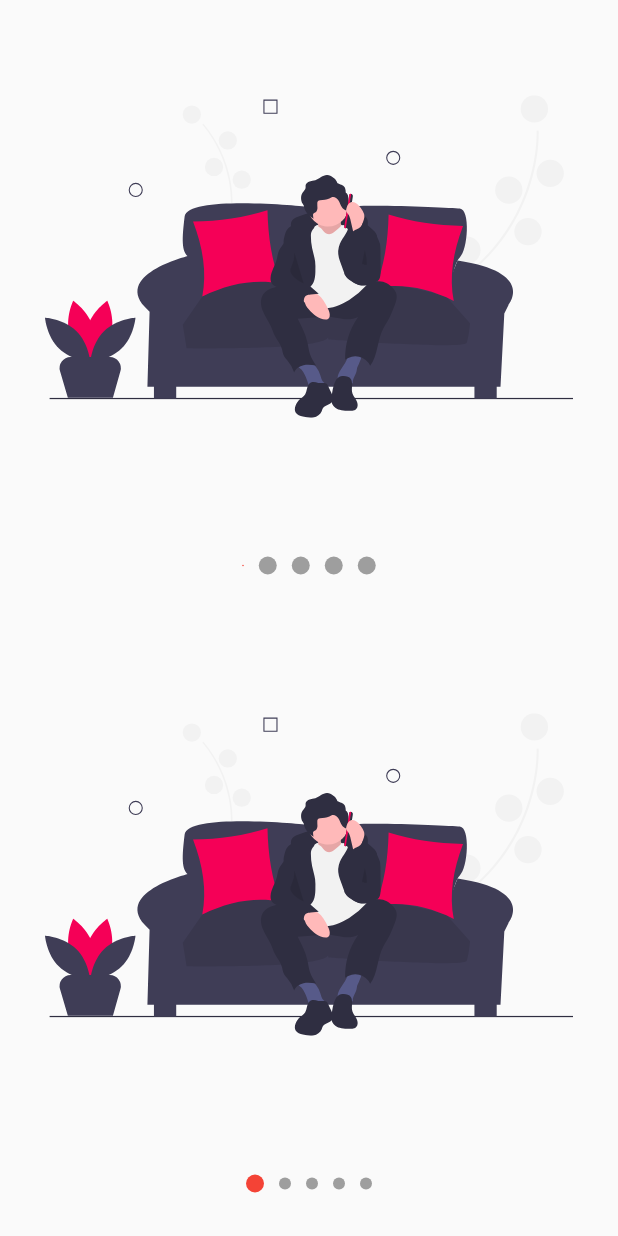
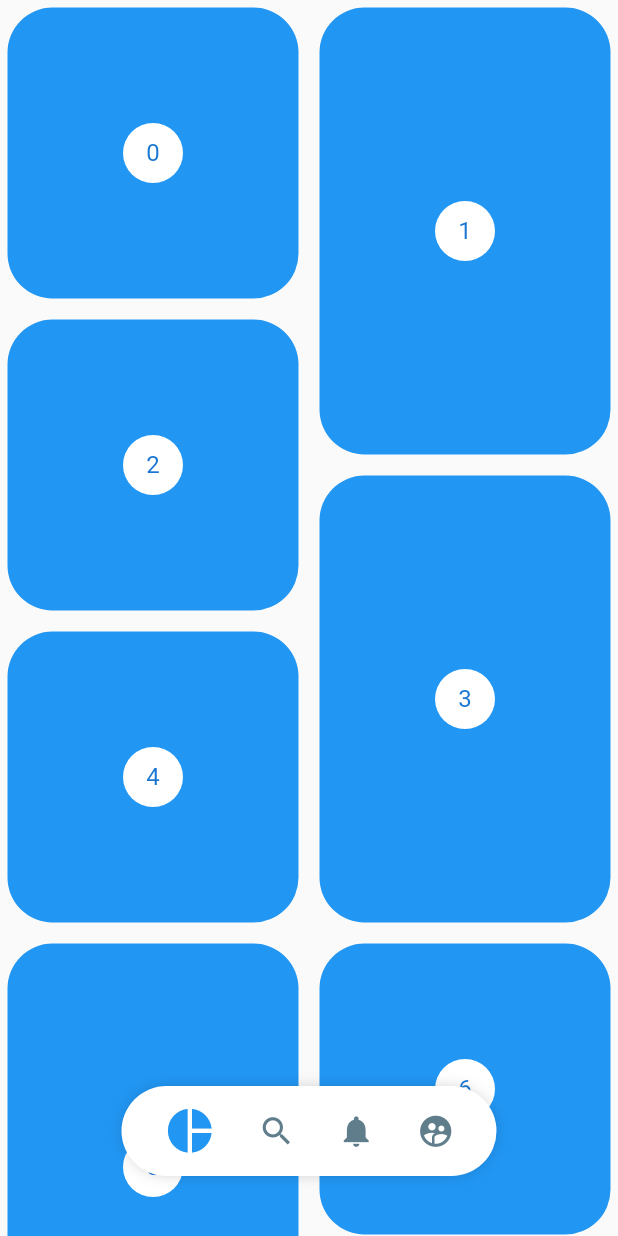
Before and after one commit to CarlosEsp710/flttr-designs, a Flutter app: the screen it shows after launch, on a phone screen of 412 x 824 dp. Run offline on Flutter 3.47's test engine with Material 2 defaults, Android fonts, the phone set to English and light mode, and no system bars; our stand-ins replace flutter_svg.

Commit message:
Pinterest Menu (Clon)

```diff
--- a/lib/main.dart
+++ b/lib/main.dart
@@ -6,6 +6,7 @@ import 'package:custom_painter/src/retos/cuadrado_animado_page.dart';
 import 'package:custom_painter/src/labs/circular_progress_page.dart';
 import 'package:custom_painter/src/pages/pie_charts_page.dart';
 import 'package:custom_painter/src/pages/slideshow_page.dart';
+import 'package:custom_painter/src/pages/pinterest_page.dart';
 
 void main() {
   runApp(const MyApp());
@@ -19,7 +20,7 @@ class MyApp extends StatelessWidget {
     return MaterialApp(
       debugShowCheckedModeBanner: false,
       title: 'Diseños App',
-      home: SlideshowPage(),
+      home: PinterestPage(),
     );
   }
 }
--- /dev/null
+++ b/lib/src/pages/pinterest_page.dart
@@ -0,0 +1,154 @@
+import 'package:flutter/material.dart';
+import 'package:provider/provider.dart';
+import 'package:flutter_staggered_grid_view/flutter_staggered_grid_view.dart';
+
+import 'package:custom_painter/src/widgets/pinterest_menu.dart';
+
+class PinterestPage extends StatelessWidget {
+  const PinterestPage({Key? key}) : super(key: key);
+
+  @override
+  Widget build(BuildContext context) {
+    return ChangeNotifierProvider(
+      create: (_) => _MenuModel(),
+      child: Scaffold(
+        body: Stack(
+          children: const <Widget>[
+            PinterestGrid(),
+            _PinterestMenuLocation(),
+          ],
+        ),
+      ),
+    );
+  }
+}
+
+class _PinterestMenuLocation extends StatelessWidget {
+  const _PinterestMenuLocation({
+    Key? key,
+  }) : super(key: key);
+
+  @override
+  Widget build(BuildContext context) {
+    final width = MediaQuery.of(context).size.width;
+    final show = Provider.of<_MenuModel>(context).show;
+
+    return Positioned(
+      bottom: 20,
+      child: Container(
+        height: 100,
+        width: width,
+        child: Align(
+          child: PinterestMenu(
+            show: show,
+            activeColor: Colors.blue,
+            items: [
+              PinterestButton(
+                icon: Icons.pie_chart,
+                onPressed: () => print('Icon pie_chart'),
+              ),
+              PinterestButton(
+                icon: Icons.search,
+                onPressed: () => print('Icon search'),
+              ),
+              PinterestButton(
+                icon: Icons.notifications,
+                onPressed: () => print('Icon notifications'),
+              ),
+              PinterestButton(
+                icon: Icons.supervised_user_circle,
+                onPressed: () => print('Icon supervised_user_circle'),
+              )
+            ],
+          ),
+        ),
+      ),
+    );
+  }
+}
+
+class PinterestGrid extends StatefulWidget {
+  const PinterestGrid({Key? key}) : super(key: key);
+
+  @override
+  State<PinterestGrid> createState() => _PinterestGridState();
+}
+
+class _PinterestGridState extends State<PinterestGrid> {
+  final List<int> items = List.generate(200, (index) => index);
+  ScrollController controller = ScrollController();
+  double prevScroll = 0;
+
+  @override
+  void initState() {
+    controller.addListener(() {
+      if (controller.offset > prevScroll && controller.offset > 150) {
+        Provider.of<_MenuModel>(context, listen: false).show = false;
+      } else {
+        Provider.of<_MenuModel>(context, listen: false).show = true;
+      }
+
+      prevScroll = controller.offset;
+    });
+    super.initState();
+  }
+
+  @override
+  void dispose() {
+    controller.dispose();
+    super.dispose();
+  }
+
+  @override
+  Widget build(BuildContext context) {
+    return StaggeredGridView.countBuilder(
+      controller: controller,
+      crossAxisCount: 4,
+      itemCount: items.length,
+      itemBuilder: (BuildContext context, int index) =>
+          _PinterestItem(index: index),
+      staggeredTileBuilder: (int index) =>
+          StaggeredTile.count(2, index.isEven ? 2 : 3),
+      mainAxisSpacing: 4.0,
+      crossAxisSpacing: 4.0,
+    );
+  }
+}
+
+class _PinterestItem extends StatelessWidget {
+  final int index;
+
+  const _PinterestItem({
+    Key? key,
+    required this.index,
+  }) : super(key: key);
+
+  @override
+  Widget build(BuildContext context) {
+    return Container(
+      margin: const EdgeInsets.all(5),
+      decoration: const BoxDecoration(
+        color: Colors.blue,
+        borderRadius: BorderRadius.all(
+          Radius.circular(30),
+        ),
+      ),
+      child: Center(
+        child: CircleAvatar(
+          backgroundColor: Colors.white,
+          child: Text('$index'),
+        ),
+      ),
+    );
+  }
+}
+
+class _MenuModel with ChangeNotifier {
+  bool _show = true;
+
+  bool get show => _show;
+  set show(bool value) {
+    _show = value;
+    notifyListeners();
+  }
+}
--- /dev/null
+++ b/lib/src/widgets/pinterest_menu.dart
@@ -0,0 +1,168 @@
+import 'package:flutter/material.dart';
+import 'package:provider/provider.dart';
+
+class PinterestButton {
+  final VoidCallback onPressed;
+  final IconData icon;
+
+  PinterestButton({required this.onPressed, required this.icon});
+}
+
+class PinterestMenu extends StatelessWidget {
+  final bool show;
+  final Color backgroundColor;
+  final Color activeColor;
+  final Color inactiveColor;
+  final List<PinterestButton> items;
+
+  const PinterestMenu({
+    Key? key,
+    this.show = true,
+    this.backgroundColor = Colors.white,
+    this.activeColor = Colors.black,
+    this.inactiveColor = Colors.blueGrey,
+    required this.items,
+  }) : super(key: key);
+
+  @override
+  Widget build(BuildContext context) {
+    return ChangeNotifierProvider(
+      create: (_) => _MenuModel(),
+      child: AnimatedOpacity(
+        opacity: (show) ? 1 : 0,
+        duration: const Duration(milliseconds: 250),
+        child: Builder(
+          builder: (BuildContext context) {
+            Provider.of<_MenuModel>(context, listen: false).backgroundColor =
+                backgroundColor;
+            Provider.of<_MenuModel>(context, listen: false).activeColor =
+                activeColor;
+            Provider.of<_MenuModel>(context, listen: false).inactiveColor =
+                inactiveColor;
+
+            return _PinterestMenuBackground(
+              child: _MenuItems(menuItems: items),
+            );
+          },
+        ),
+      ),
+    );
+  }
+}
+
+class _PinterestMenuBackground extends StatelessWidget {
+  final Widget child;
+
+  const _PinterestMenuBackground({
+    Key? key,
+    required this.child,
+  }) : super(key: key);
+
+  @override
+  Widget build(BuildContext context) {
+    Color backgroundColor =
+        Provider.of<_MenuModel>(context, listen: false).backgroundColor;
+
+    return Container(
+      child: child,
+      width: 250,
+      height: 60,
+      decoration: BoxDecoration(
+        color: backgroundColor,
+        borderRadius: const BorderRadius.all(Radius.circular(100)),
+        boxShadow: const <BoxShadow>[
+          BoxShadow(
+            color: Colors.black38,
+            blurRadius: 10,
+            spreadRadius: -5,
+          ),
+        ],
+      ),
+    );
+  }
+}
+
+class _MenuItems extends StatelessWidget {
+  final List<PinterestButton> menuItems;
+
+  const _MenuItems({
+    Key? key,
+    required this.menuItems,
+  }) : super(key: key);
+
+  @override
+  Widget build(BuildContext context) {
+    return Row(
+      mainAxisAlignment: MainAxisAlignment.spaceEvenly,
+      children: List.generate(
+        menuItems.length,
+        (index) => _PinterestMenuButton(
+          index: index,
+          item: menuItems[index],
+        ),
+      ),
+    );
+  }
+}
+
+class _PinterestMenuButton extends StatelessWidget {
+  final int index;
+  final PinterestButton item;
+
+  const _PinterestMenuButton({
+    Key? key,
+    required this.index,
+    required this.item,
+  }) : super(key: key);
+
+  @override
+  Widget build(BuildContext context) {
+    final menuModel = Provider.of<_MenuModel>(context);
+
+    return GestureDetector(
+      onTap: () {
+        Provider.of<_MenuModel>(context, listen: false).selectedIndex = index;
+        item.onPressed();
+      },
+      behavior: HitTestBehavior.translucent,
+      child: AnimatedContainer(
+        duration: const Duration(milliseconds: 200),
+        child: Icon(
+          item.icon,
+          size: (menuModel.selectedIndex == index) ? 35 : 25,
+          color: (menuModel.selectedIndex == index)
+              ? menuModel.activeColor
+              : menuModel.inactiveColor,
+        ),
+      ),
+    );
+  }
+}
+
+class _MenuModel with ChangeNotifier {
+  int _selectedIndex = 0;
+  Color _backgroundColor = Colors.white;
+  Color _activeColor = Colors.black;
+  Color _inactiveColor = Colors.blueGrey;
+
+  int get selectedIndex => _selectedIndex;
+  set selectedIndex(int index) {
+    _selectedIndex = index;
+    notifyListeners();
+  }
+
+  Color get backgroundColor => _backgroundColor;
+  set backgroundColor(Color color) {
+    _backgroundColor = color;
+  }
+
+  Color get activeColor => _activeColor;
+  set activeColor(Color color) {
+    _activeColor = color;
+  }
+
+  Color get inactiveColor => _inactiveColor;
+  set inactiveColor(Color color) {
+    _inactiveColor = color;
+  }
+}
--- a/pubspec.yaml
+++ b/pubspec.yaml
@@ -35,6 +35,7 @@ dependencies:
   cupertino_icons: ^1.0.2
   flutter_svg: ^0.22.0
   provider: ^6.0.0
+  flutter_staggered_grid_view: ^0.4.0
 
 dev_dependencies:
   flutter_test:
```
Also changed, not shown: pubspec.lock.
